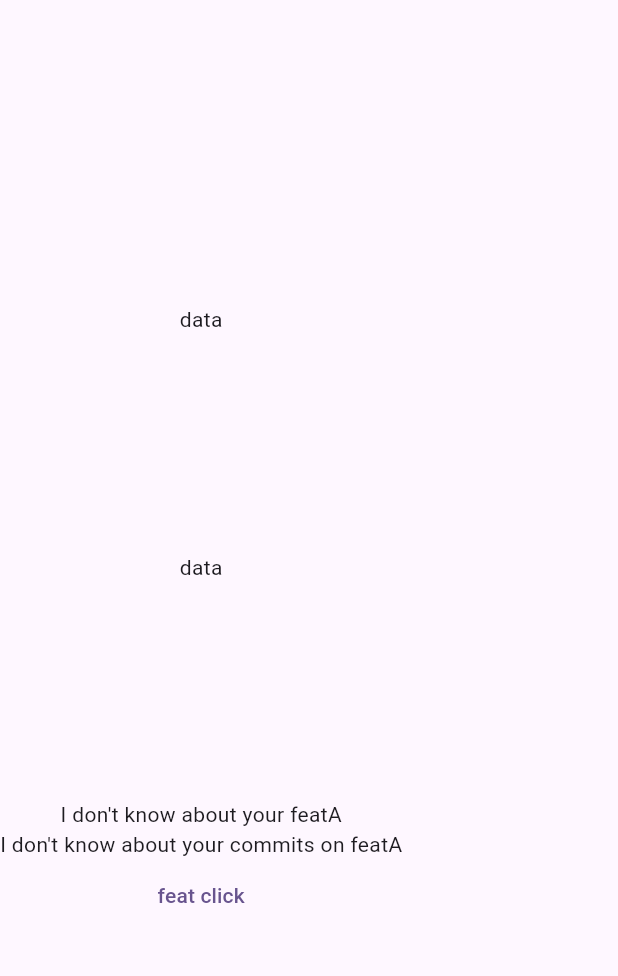
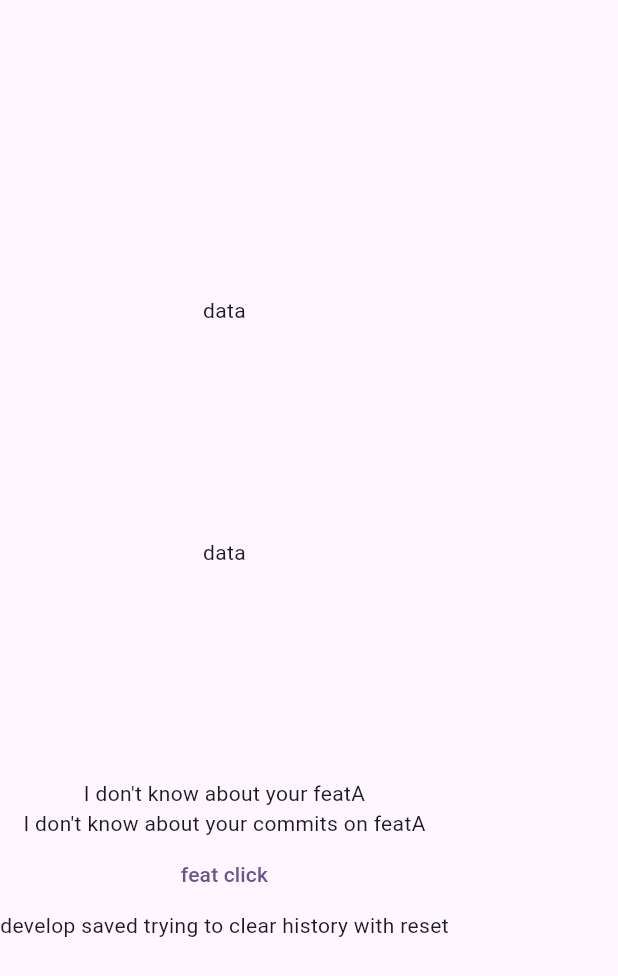
Before and after one commit to erkanybekov/my_experimentations, a Flutter app: the MyWidget widget shown alone on an empty page, opened directly, on a phone screen of 412 x 824 dp. Shown: the top 976 px of the screen. Run offline on Flutter 3.47's test engine with Material 3 defaults, Android fonts, the phone set to English and light mode, and no system bars; our stand-ins replace lorem_ipsum.

Commit message:
trying reset

```diff
--- a/lib/widgets_tips.dart
+++ b/lib/widgets_tips.dart
@@ -12,7 +12,8 @@ class MyWidget extends StatelessWidget {
         Expanded(child: Text("data")),
         Flexible(child: Text("I don't know about your featA")),
         Flexible(child: Text("I don't know about your commits on featA")),
-        Flexible(child: TextButton(onPressed: () {}, child: Text("feat click")))
+        Flexible(child: TextButton(onPressed: () {}, child: Text("feat click"))),
+        Text("develop saved trying to clear history with reset")
       ],
     );
   }
```
